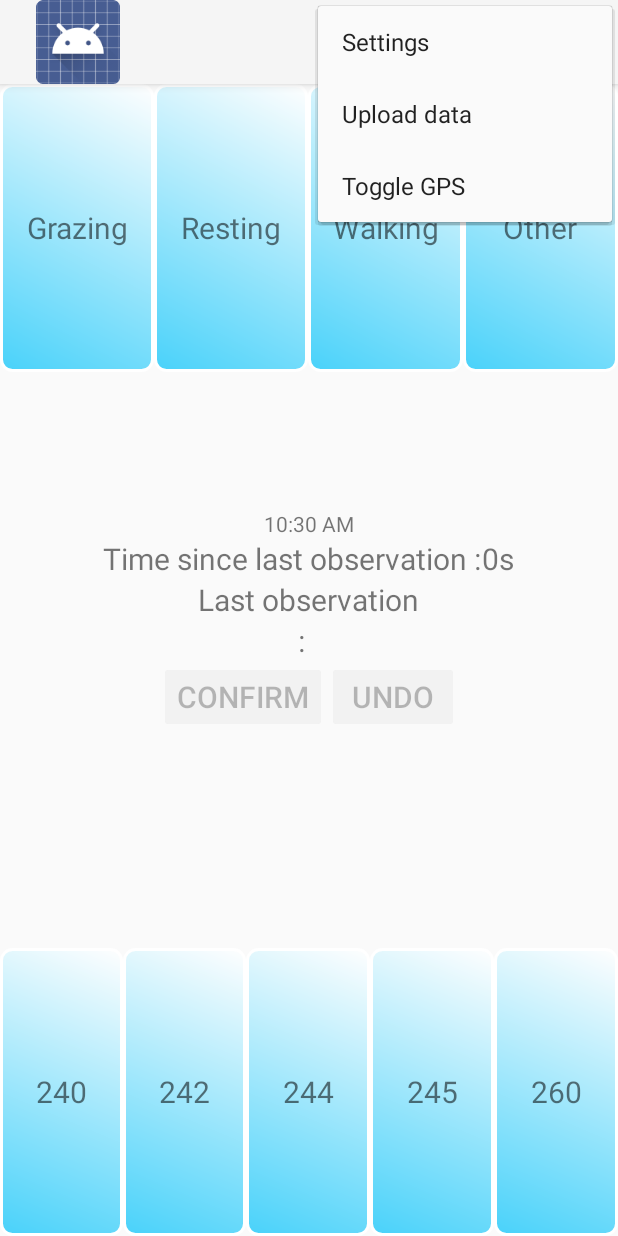
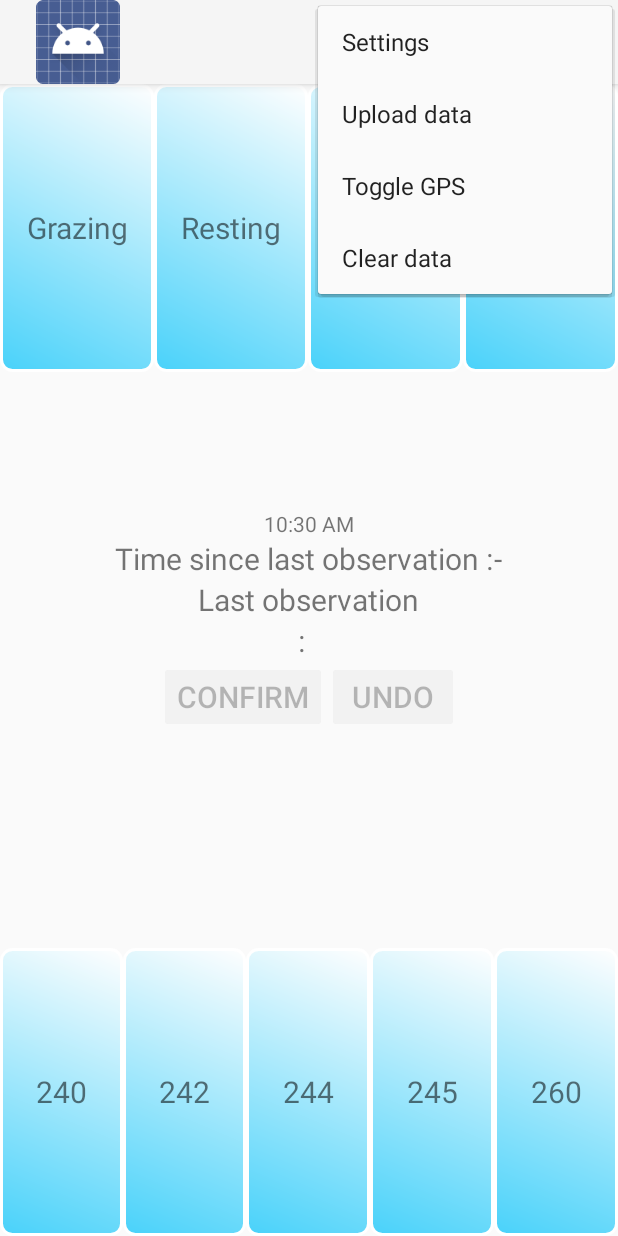
Before and after one commit to sickel/observationlogger, an Android app: the screen it shows after launch (MainActivity), with the options menu open, on a phone screen of 412 x 824 dp. Run offline under Robolectric (Android 15) with nearby library versions, the light colour scheme and no system bars; network calls fail; 1 statement that could not run was skipped.

Commit message:
no time shown if no observation. menu to clear stored data.

```diff
--- a/app/src/main/java/com/mortensickel/obslogger/LocationService.java
+++ b/app/src/main/java/com/mortensickel/obslogger/LocationService.java
@@ -55,6 +55,8 @@
 	public boolean onUnbind(Intent intent)
 	{
 		// TODO: Implement this method
+		locationManager.removeUpdates(this);
+		locationManager=null;
 		return super.onUnbind(intent);
 	}
 
--- a/app/src/main/java/com/mortensickel/obslogger/MainActivity.java
+++ b/app/src/main/java/com/mortensickel/obslogger/MainActivity.java
@@ -54,13 +54,13 @@
 import java.net.*;
 
 
-// TODO: View log of stored data, export them
+// TODO: View log of stored data, export them to email
 // TODO: Fetch settings data from server
 // TODO: Photo
 
 public class MainActivity extends Activity {
 	LocationService lService;
-
+	private static final String dateformat="yyyy-MM-dd HH:mm:ss+z";
     private static String LOGTAG="Obslogger";
     private String lastdrag = "";
     private String lastdrop = "";
@@ -75,7 +75,7 @@
     private static final int RESULT_SETTINGS = 1;
     private static final int APILEVEL= Build.VERSION.SDK_INT;
     private String uuid;
-    private String username, freetext;
+    private String username, freetext="";
     private int timeout=10;
 	private static final int ACTIVITY_ITEMLIST=0;
 	@Override
@@ -133,10 +133,11 @@
 
 	@Override
 	protected void onStop(){
-		super.onStop();
 		if(lServiceBound){
 			stopGPS();
 		}
+		super.onStop();
+
 	}
 
 
@@ -255,6 +256,9 @@
 			case R.id.menu_togglegps:
 			    toggleGPS();
 				break;
+			case R.id.menu_cleardata:
+				// delete logfile an errorfile
+				break;
 
 
         }
@@ -325,8 +329,8 @@
         paramset.put("undo","undo");
         paramset.put("uuid",uuid);
         Date moment = new Date();
-        String ts = new SimpleDateFormat("yyyy-MM-dd+HH.mm.ss+z").format(moment);
-        paramset.put("ts",ts);
+        String ts = new SimpleDateFormat(dateformat).format(moment);
+        paramset.put("ts",URLEncoder.encode(ts));
        	try{
 			new PostObservation().execute(paramset);
 		} catch (Exception e) {
@@ -404,15 +408,18 @@
         lastdrop = drop;
         String drag=tv.substring(tv.indexOf(":")+2,tv.lastIndexOf(" "));
         lastdrag = drag;
-        String ts=new SimpleDateFormat("yyyy-MM-dd HH:mm:ss").format(moment);
+        String ts=new SimpleDateFormat(dateformat).format(moment);
 		try{
+		//	debug("here");
 			paramset.put("drop",URLEncoder.encode(drop));
             paramset.put("ts", URLEncoder.encode( ts));
             paramset.put("drag",URLEncoder.encode(drag));
 			paramset.put("uuid",uuid);
+		//	debug("there");
 			paramset.put("username",URLEncoder.encode( username));
 			paramset.put("project",URLEncoder.encode(project));
 			paramset.put("freetext",URLEncoder.encode(freetext));
+
 
             params="";
             for(Map.Entry<String, String> entry : paramset.entrySet()) {
@@ -421,7 +428,7 @@
                 if (!(params.equals(""))) params = params + "&";
                 params=params+key+"="+value;
             }
-    	    new PostObservation().execute(paramset);
+			 new PostObservation().execute(paramset);
 			TextView ft=(TextView)findViewById(R.id.acbar_freetext);
 			ft.setText("");
 		} catch (Exception e) {
@@ -583,6 +590,10 @@
 			runOnUiThread(new Runnable(){
 					public void run(){
 						try{
+							TextView status=(TextView)findViewById(R.id.tvLastObsType);
+							// should npt show time if there are no.observation
+							if(status.getText().length()<5) return;
+
 							TextView txtTimer = (TextView)findViewById(R.id.tvWaitTime);
 							Date dt= new Date();
 							long sec=dt.getTime();
--- a/app/src/main/res/menu/settings.xml
+++ b/app/src/main/res/menu/settings.xml
@@ -10,4 +10,7 @@
     <item
         android:id="@+id/menu_togglegps"
         android:title="@string/menu_togglegps" />
+	<item
+		android:id="@+id/menu_cleardata"
+		android:title="@string/menu_clear"/>
 </menu>
--- a/app/src/main/res/values/strings.xml
+++ b/app/src/main/res/values/strings.xml
@@ -44,4 +44,5 @@
     <string name="GPSLocationNotAvailable">GPS location not available</string>
     <string name="setsNotUploaded">sets not uploaded</string>
     <string name="altnames">Drinking,Fighting,Dancing,Singing,Climbing,?????,Reading good old Larson comics,Sailing,Swimming,Out shopping,Sleeping</string>
+	<string name="menu_clear">Clear data</string>
 </resources>
```
Also changed, not shown: 1 other file.
